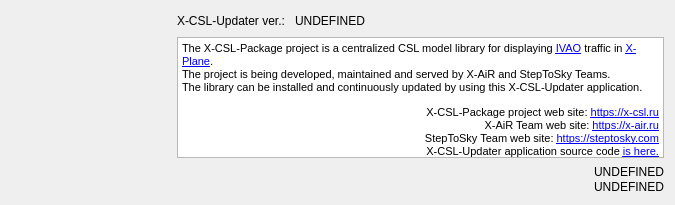
The window that src/about.ui (steptosky/x-csl-updater) describes before a commit, drawn with Qt 5.
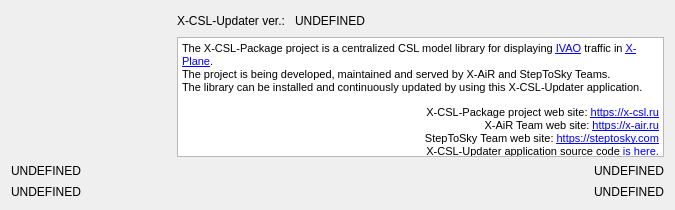
The same window after the commit. Icons and pictures are not drawn.

Commit message: added license to about dialogue

Patch:
```diff
--- a/src/about.ui
+++ b/src/about.ui
@@ -10,7 +10,7 @@
     <x>0</x>
     <y>0</y>
     <width>675</width>
-    <height>205</height>
+    <height>210</height>
    </rect>
   </property>
   <property name="sizePolicy">
@@ -22,13 +22,13 @@
   <property name="minimumSize">
    <size>
     <width>675</width>
-    <height>205</height>
+    <height>210</height>
    </size>
   </property>
   <property name="maximumSize">
    <size>
     <width>675</width>
-    <height>205</height>
+    <height>210</height>
    </size>
   </property>
   <property name="windowTitle">
@@ -206,10 +206,35 @@
    </item>
    <item row="1" column="0">
     <layout class="QGridLayout" name="gridLayout">
-     <property name="spacing">
-      <number>0</number>
-     </property>
      <item row="0" column="0">
+      <widget class="QLabel" name="license">
+       <property name="sizePolicy">
+        <sizepolicy hsizetype="Expanding" vsizetype="Minimum">
+         <horstretch>0</horstretch>
+         <verstretch>0</verstretch>
+        </sizepolicy>
+       </property>
+       <property name="minimumSize">
+        <size>
+         <width>350</width>
+         <height>15</height>
+        </size>
+       </property>
+       <property name="maximumSize">
+        <size>
+         <width>10000</width>
+         <height>20</height>
+        </size>
+       </property>
+       <property name="text">
+        <string notr="true">UNDEFINED</string>
+       </property>
+       <property name="alignment">
+        <set>Qt::AlignLeading|Qt::AlignLeft|Qt::AlignVCenter</set>
+       </property>
+      </widget>
+     </item>
+     <item row="0" column="1">
       <widget class="QLabel" name="copyrights">
        <property name="sizePolicy">
         <sizepolicy hsizetype="Expanding" vsizetype="Minimum">
@@ -219,7 +244,7 @@
        </property>
        <property name="minimumSize">
         <size>
-         <width>400</width>
+         <width>200</width>
          <height>15</height>
         </size>
        </property>
@@ -238,6 +263,34 @@
       </widget>
      </item>
      <item row="1" column="0">
+      <widget class="QLabel" name="license_2">
+       <property name="sizePolicy">
+        <sizepolicy hsizetype="Expanding" vsizetype="Minimum">
+         <horstretch>0</horstretch>
+         <verstretch>0</verstretch>
+        </sizepolicy>
+       </property>
+       <property name="minimumSize">
+        <size>
+         <width>350</width>
+         <height>15</height>
+        </size>
+       </property>
+       <property name="maximumSize">
+        <size>
+         <width>10000</width>
+         <height>20</height>
+        </size>
+       </property>
+       <property name="text">
+        <string notr="true">UNDEFINED</string>
+       </property>
+       <property name="alignment">
+        <set>Qt::AlignLeading|Qt::AlignLeft|Qt::AlignVCenter</set>
+       </property>
+      </widget>
+     </item>
+     <item row="1" column="1">
       <widget class="QLabel" name="copyrights_2">
        <property name="sizePolicy">
         <sizepolicy hsizetype="Expanding" vsizetype="Minimum">
@@ -247,7 +300,7 @@
        </property>
        <property name="minimumSize">
         <size>
-         <width>480</width>
+         <width>200</width>
          <height>15</height>
         </size>
        </property>
```
The commit also changes 1 other file.
